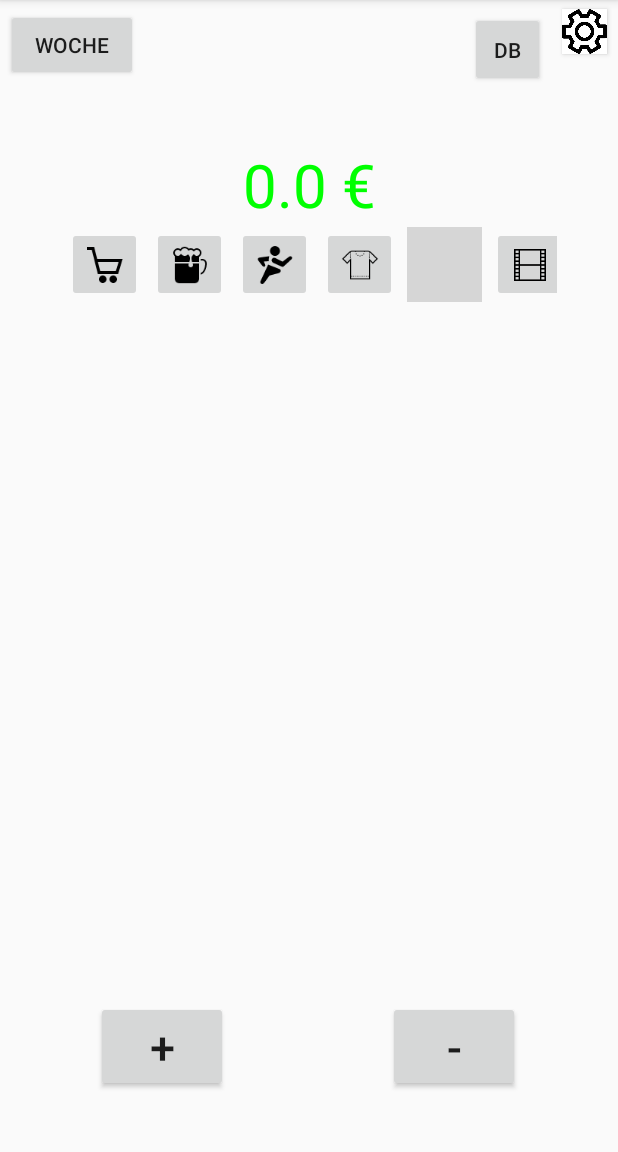
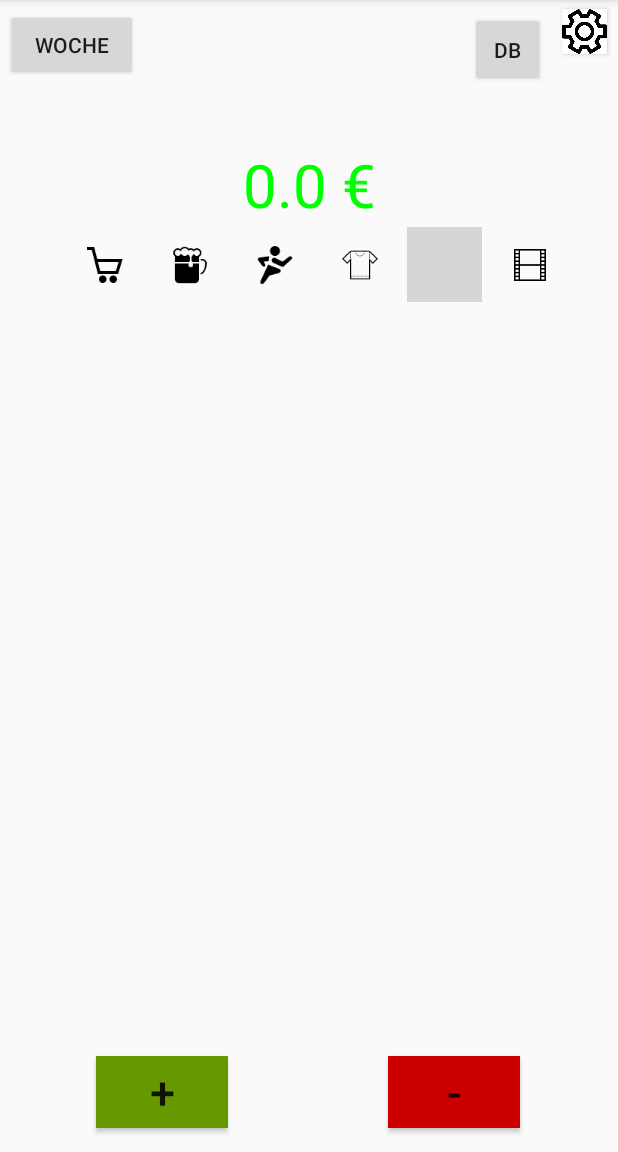
Before and after one commit to Beo1337/CashofClans, an Android app: the screen it shows after launch (MainActivity), on a phone screen of 412 x 824 dp, the part 84-1236 px from its top. Run offline under Robolectric (Android 15) with nearby library versions, the phone set to English and light mode, and no system bars; grey boxes are pictures that could not be loaded.

Commit message:
Merge branch 'master' of https://github.com/Beo1337/CashofClans
# Conflicts:
#	app/src/main/java/com/example/seps/cashofclans/DatabaseHelper.java

```diff
--- a/app/src/main/res/layout/activity_main.xml
+++ b/app/src/main/res/layout/activity_main.xml
@@ -43,9 +43,10 @@
         android:id="@+id/button2"
         android:layout_width="wrap_content"
         android:layout_height="wrap_content"
-        android:layout_marginBottom="40dp"
-        android:layout_marginLeft="64dp"
+        android:layout_marginBottom="16dp"
+        android:layout_marginLeft="101dp"
         android:layout_marginStart="64dp"
+        android:background="@android:color/holo_green_dark"
         android:onClick="add"
         android:text="+"
         android:textSize="30dp"
@@ -57,9 +58,10 @@
         style="@style/Widget.AppCompat.Button"
         android:layout_width="wrap_content"
         android:layout_height="wrap_content"
-        android:layout_marginBottom="40dp"
+        android:layout_marginBottom="16dp"
         android:layout_marginEnd="65dp"
-        android:layout_marginRight="65dp"
+        android:layout_marginRight="108dp"
+        android:background="@android:color/holo_red_dark"
         android:onClick="sub"
         android:text="-"
         android:textSize="30dp"
@@ -101,6 +103,7 @@
             android:layout_height="50dp"
             android:layout_marginLeft="3dp"
             android:layout_marginRight="3dp"
+            android:background="@android:color/transparent"
             android:onClick="grocery"
             app:srcCompat="@drawable/icon_shoppingcart" />
 
@@ -110,6 +113,7 @@
             android:layout_height="50dp"
             android:layout_marginLeft="3dp"
             android:layout_marginRight="3dp"
+            android:background="@android:color/transparent"
             android:onClick="club"
             app:srcCompat="@drawable/icon_beer" />
 
@@ -119,6 +123,7 @@
             android:layout_height="50dp"
             android:layout_marginLeft="3dp"
             android:layout_marginRight="3dp"
+            android:background="@android:color/transparent"
             android:onClick="sport"
             app:srcCompat="@drawable/icon_sport" />
 
@@ -128,6 +133,7 @@
             android:layout_height="50dp"
             android:layout_marginLeft="3dp"
             android:layout_marginRight="3dp"
+            android:background="@android:color/transparent"
             android:onClick="clothes"
             app:srcCompat="@drawable/icon_clothes" />
 
@@ -137,6 +143,7 @@
             android:layout_height="50dp"
             android:layout_marginLeft="3dp"
             android:layout_marginRight="3dp"
+            android:background="@android:color/transparent"
             android:onClick="books"
             app:srcCompat="@drawable/icon_school" />
 
@@ -146,6 +153,7 @@
             android:layout_height="50dp"
             android:layout_marginLeft="3dp"
             android:layout_marginRight="3dp"
+            android:background="@android:color/transparent"
             android:onClick="cinema"
             app:srcCompat="@drawable/icon_movie" />
 
```
